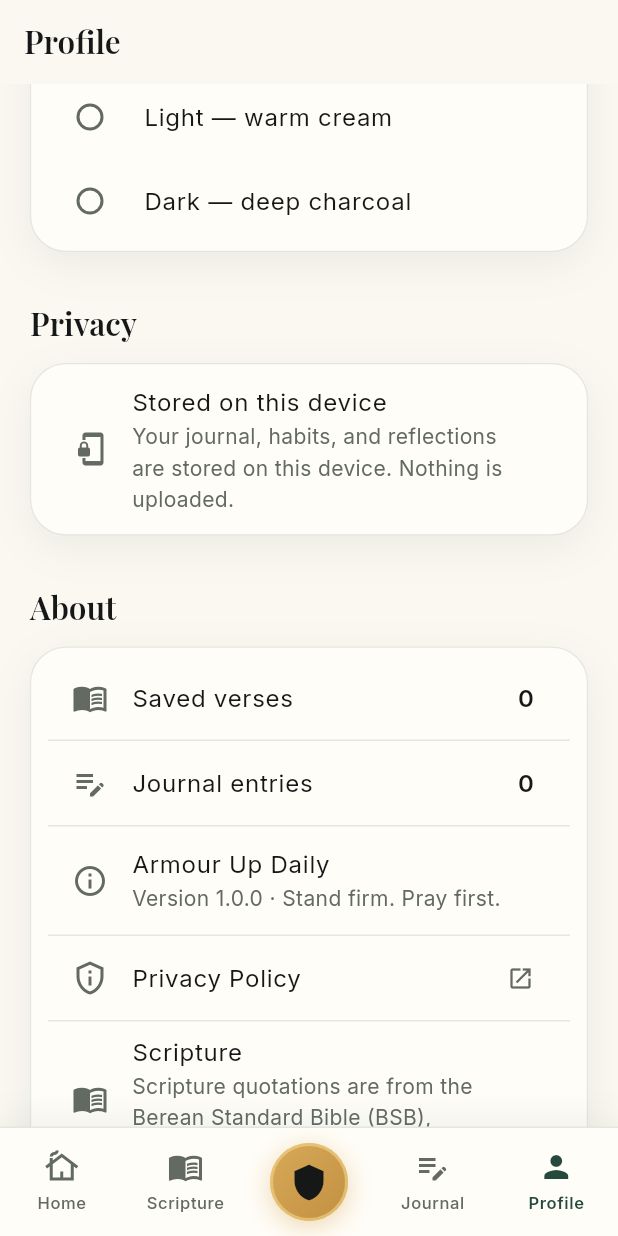
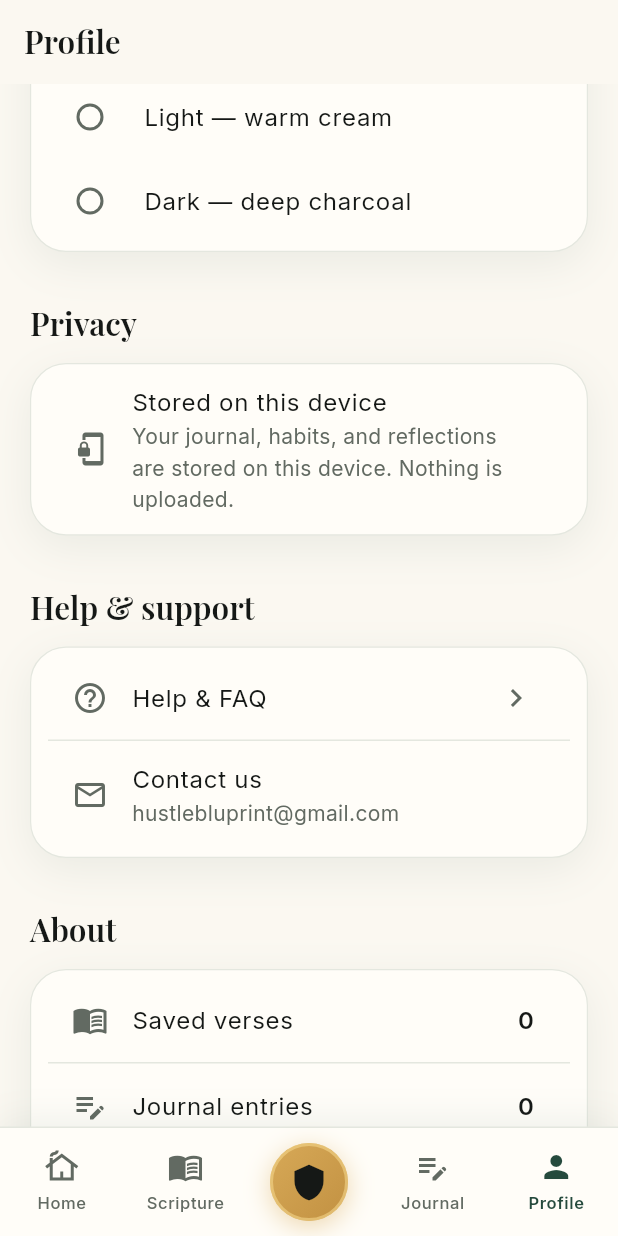
Before and after one commit to markpetersondev/daily_armourup, a Flutter app: the ProfileScreen screen opened by its route, scrolled down 576 dp, on a phone screen of 412 x 824 dp. Run offline on Flutter 3.47's test engine with Material 3 defaults, Android fonts, the phone set to English and light mode, and no system bars; our stand-ins replace flutter_riverpod, go_router, google_fonts, package_info_plus, shared_preferences; accounts and stored records are empty.

Commit message:
feat(support): add Help & FAQ, Contact us and build version to Profile
Adds an offline Help & FAQ screen, a Contact us email with the app version, the version read from the build via package_info_plus, and closing the keyboard by tapping outside or scrolling (iPhone keyboards have no Done key). Declares mailto and https link queries for Android 11+.

```diff
--- a/lib/core/constants/app_strings.dart
+++ b/lib/core/constants/app_strings.dart
@@ -11,6 +11,9 @@ abstract final class AppStrings {
       'Your journey is private and saved securely on this device.';
   static const privacyPolicyUrl =
       'https://markpetersondev.github.io/armour-up-privacy/';
+  static const supportUrl =
+      'https://markpetersondev.github.io/armour-up-privacy/support.html';
+  static const supportEmail = 'hustlebluprint@gmail.com';
 
   static const scriptureCredit =
       'Scripture quotations are from the Berean Standard Bible (BSB), '
--- a/lib/core/router/app_router.dart
+++ b/lib/core/router/app_router.dart
@@ -21,6 +21,7 @@ import '../../features/rescue/presentation/rescue_flow_screen.dart';
 import '../../features/rescue/presentation/rescue_screen.dart';
 import '../../features/scripture/presentation/memory_quiz_screen.dart';
 import '../../features/scripture/presentation/scripture_screen.dart';
+import '../../features/support/presentation/help_screen.dart';
 import '../../shared/models/focus_session.dart';
 import '../../shared/models/journal_entry.dart';
 import '../../shared/models/saved_verse.dart';
@@ -46,6 +47,7 @@ abstract final class AppRoutes {
   static const progress = '/progress';
   static const profileEdit = '/profile/edit';
   static const armour = '/profile/armour';
+  static const help = '/profile/help';
 }
 
 final appRouterProvider = Provider<GoRouter>((ref) {
@@ -159,6 +161,10 @@ final appRouterProvider = Provider<GoRouter>((ref) {
         builder: (context, state) => const ArmourScreen(),
       ),
       GoRoute(
+        path: AppRoutes.help,
+        builder: (context, state) => const HelpScreen(),
+      ),
+      GoRoute(
         path: AppRoutes.memoryQuiz,
         builder: (context, state) => state.extra is SavedVerse
             ? MemoryQuizScreen(verse: state.extra as SavedVerse)
--- a/lib/features/profile/presentation/profile_screen.dart
+++ b/lib/features/profile/presentation/profile_screen.dart
@@ -6,11 +6,13 @@ import 'package:url_launcher/url_launcher.dart';
 import '../../../core/constants/app_colors.dart';
 import '../../../core/constants/app_strings.dart';
 import '../../../core/router/app_router.dart';
+import '../../../shared/providers/app_info_provider.dart';
 import '../../../shared/providers/app_providers.dart';
 import '../../../shared/providers/habit_providers.dart';
 import '../../../shared/providers/journal_providers.dart';
 import '../../../shared/widgets/premium_card.dart';
 import '../../../shared/widgets/section_header.dart';
+import '../../support/contact_support.dart';
 
 /// Profile: identity, journey summaries, settings, My Armour, and reset.
 class ProfileScreen extends ConsumerWidget {
@@ -23,6 +25,7 @@ class ProfileScreen extends ConsumerWidget {
     final savedVerses = ref.watch(savedVersesProvider);
     final journalCount = ref.watch(journalEntriesProvider).length;
     final enabledHabits = ref.watch(enabledHabitsProvider);
+    final version = ref.watch(appInfoProvider).valueOrNull;
 
     return Scaffold(
       appBar: AppBar(title: const Text('Profile')),
@@ -212,6 +215,31 @@ class ProfileScreen extends ConsumerWidget {
                 ),
                 const SizedBox(height: 28),
 
+                // Help & support
+                const SectionHeader(title: 'Help & support'),
+                PremiumCard(
+                  padding:
+                      const EdgeInsets.symmetric(horizontal: 12, vertical: 6),
+                  child: Column(
+                    children: [
+                      ListTile(
+                        leading: const Icon(Icons.help_outline),
+                        title: const Text('Help & FAQ'),
+                        trailing: const Icon(Icons.chevron_right),
+                        onTap: () => context.push(AppRoutes.help),
+                      ),
+                      const Divider(height: 1),
+                      ListTile(
+                        leading: const Icon(Icons.mail_outline),
+                        title: const Text('Contact us'),
+                        subtitle: const Text(AppStrings.supportEmail),
+                        onTap: () => contactSupport(context, ref),
+                      ),
+                    ],
+                  ),
+                ),
+                const SizedBox(height: 28),
+
                 // About + summaries + reset
                 const SectionHeader(title: 'About'),
                 PremiumCard(
@@ -236,7 +264,9 @@ class ProfileScreen extends ConsumerWidget {
                       ListTile(
                         leading: const Icon(Icons.info_outline),
                         title: const Text(AppStrings.appName),
-                        subtitle: const Text('Version 1.0.0 · Stand firm. Pray first.'),
+                        subtitle: Text(version == null
+                            ? AppStrings.tagline
+                            : 'Version ${version.label} · ${AppStrings.tagline}'),
                       ),
                       const Divider(height: 1),
                       ListTile(
@@ -262,7 +292,7 @@ class ProfileScreen extends ConsumerWidget {
                         onTap: () => showLicensePage(
                           context: context,
                           applicationName: AppStrings.appName,
-                          applicationVersion: '1.0.0',
+                          applicationVersion: version?.label,
                         ),
                       ),
                     ],
--- a/pubspec.yaml
+++ b/pubspec.yaml
@@ -40,6 +40,7 @@ dependencies:
   google_fonts: ^6.3.0
   intl: ^0.20.2
   url_launcher: ^6.3.1
+  package_info_plus: ^10.2.2
 
 dev_dependencies:
   flutter_test:
```
Also changed, not shown: lib/features/support/contact_support.dart (added, +52 -0 lines), lib/features/support/data/faq_content.dart (added, +69 -0 lines), lib/features/support/presentation/help_screen.dart (added, +104 -0 lines), lib/main.dart (+13 -0 lines), lib/shared/providers/app_info_provider.dart (added, +23 -0 lines), pubspec.lock, 1 other file.
